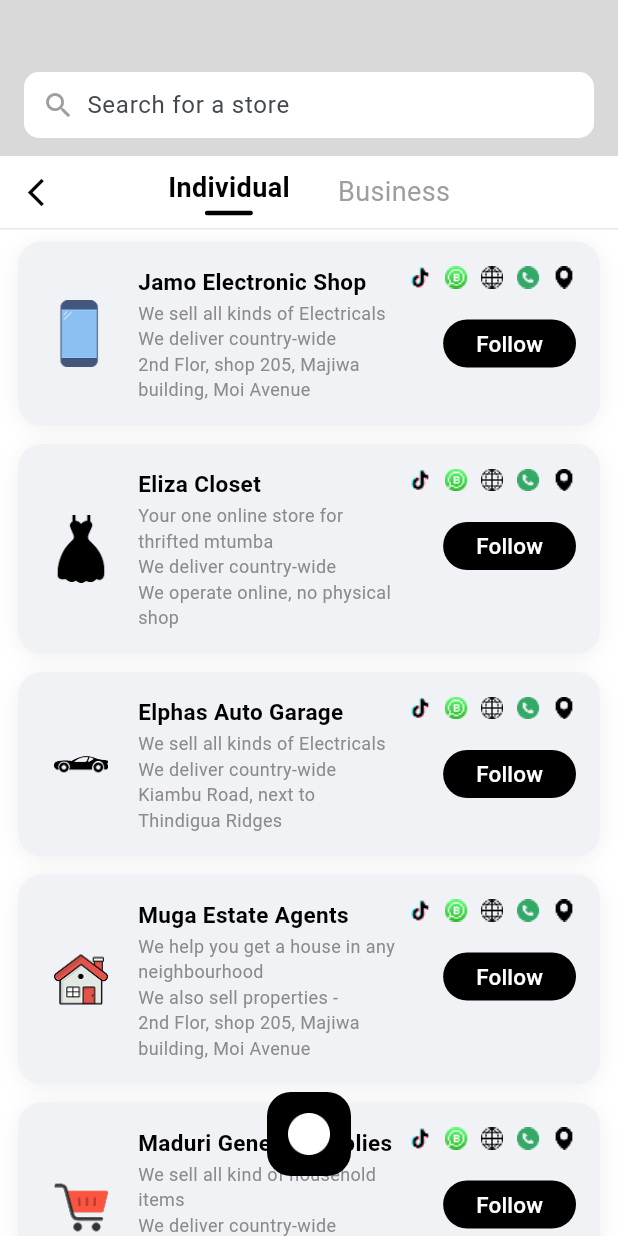
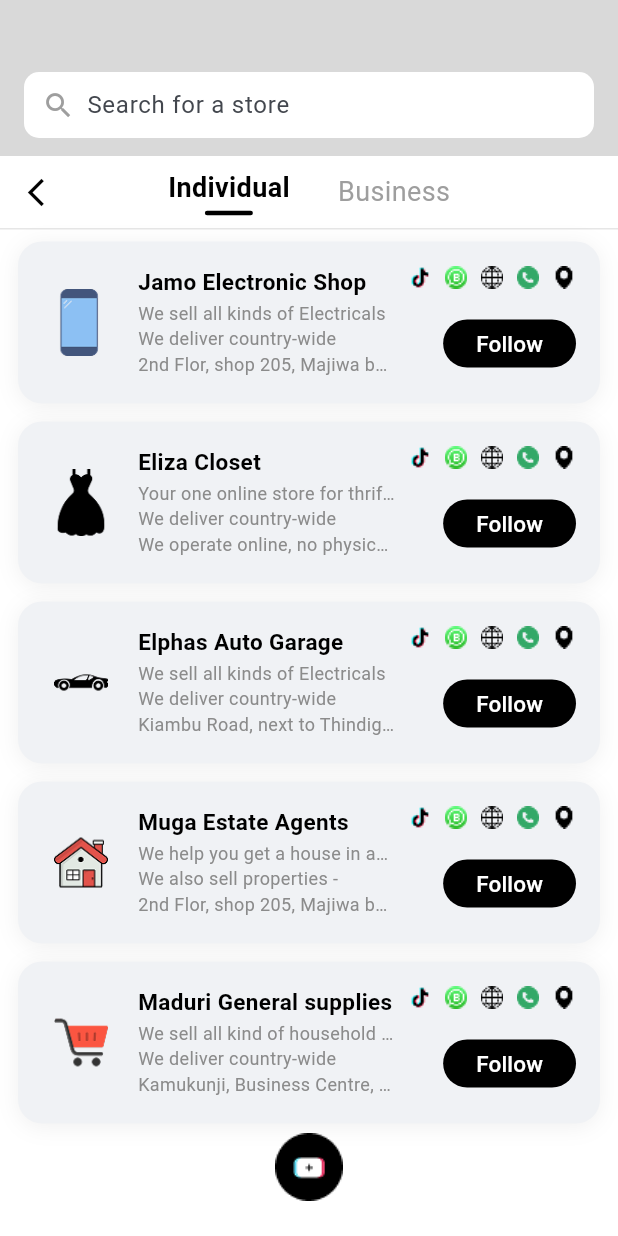
Before and after one commit to Muhoti/ESCROW, a Flutter app: the screen it shows after launch, on a phone screen of 412 x 824 dp. Run offline on Flutter 3.47's test engine with Material 3 defaults, Android fonts, the phone set to English and light mode, and no system bars.

Commit message:
Refactor StoresScreen to use StatefulWidget for dynamic tab navigation, allowing users to switch between Individual and Business store views. Enhance StoreCard display by adding text overflow handling for better UI presentation.

```diff
--- a/lib/components/store_card.dart
+++ b/lib/components/store_card.dart
@@ -78,6 +78,8 @@ class StoreCard extends StatelessWidget {
                                 fontSize: 12,
                                 color: Color(0xFF8B8B8B),
                               ),
+                              maxLines: 1,
+                              overflow: TextOverflow.ellipsis,
                             ),
                             Text(
                               delivery,
@@ -86,6 +88,8 @@ class StoreCard extends StatelessWidget {
                                 fontSize: 12,
                                 color: Color(0xFF8B8B8B),
                               ),
+                              maxLines: 1,
+                              overflow: TextOverflow.ellipsis,
                             ),
                             Text(
                               address,
@@ -94,6 +98,8 @@ class StoreCard extends StatelessWidget {
                                 fontSize: 12,
                                 color: Color(0xFF8B8B8B),
                               ),
+                              maxLines: 1,
+                              overflow: TextOverflow.ellipsis,
                             ),
                           ],
                         ),
--- a/lib/screens/stores_screen.dart
+++ b/lib/screens/stores_screen.dart
@@ -1,8 +1,15 @@
 import 'package:flutter/material.dart';
 import '../components/store_card.dart';
 
-class StoresScreen extends StatelessWidget {
+class StoresScreen extends StatefulWidget {
   const StoresScreen({super.key});
+
+  @override
+  State<StoresScreen> createState() => _StoresScreenState();
+}
+
+class _StoresScreenState extends State<StoresScreen> {
+  int selectedTabIndex = 0; // 0 = Individual, 1 = Business
 
   @override
   Widget build(BuildContext context) {
@@ -71,9 +78,15 @@ class StoresScreen extends StatelessWidget {
                     child: Row(
                       mainAxisAlignment: MainAxisAlignment.center,
                       children: [
-                        _tabItem('Individual', true),
+                        GestureDetector(
+                          onTap: () => setState(() => selectedTabIndex = 0),
+                          child: _tabItem('Individual', selectedTabIndex == 0),
+                        ),
                         const SizedBox(width: 32),
-                        _tabItem('Business', false),
+                        GestureDetector(
+                          onTap: () => setState(() => selectedTabIndex = 1),
+                          child: _tabItem('Business', selectedTabIndex == 1),
+                        ),
                       ],
                     ),
                   ),
@@ -91,13 +104,15 @@ class StoresScreen extends StatelessWidget {
           Expanded(
             child: ListView(
               padding: const EdgeInsets.symmetric(horizontal: 12, vertical: 0),
-              children: [
+              children: selectedTabIndex == 0
+                  ? [
                       StoreCard(
                         leadingImage: 'assets/images/icons/phone.png',
                         name: 'Jamo Electronic Shop',
                         description: 'We sell all kinds of Electricals',
                         delivery: 'We deliver country-wide',
-                  address: '2nd Flor, shop 205, Majiwa building, Moi Avenue',
+                        address:
+                            '2nd Flor, shop 205, Majiwa building, Moi Avenue',
                         iconPaths: [
                           'assets/images/icons/tiktok.png',
                           'assets/images/icons/whatsapp_business.png',
@@ -110,7 +125,8 @@ class StoresScreen extends StatelessWidget {
                       StoreCard(
                         leadingImage: 'assets/images/icons/dress.png',
                         name: 'Eliza Closet',
-                  description: 'Your one online store for thrifted mtumba',
+                        description:
+                            'Your one online store for thrifted mtumba',
                         delivery: 'We deliver country-wide',
                         address: 'We operate online, no physical shop',
                         iconPaths: [
@@ -140,9 +156,11 @@ class StoresScreen extends StatelessWidget {
                       StoreCard(
                         leadingImage: 'assets/images/icons/house.png',
                         name: 'Muga Estate Agents',
-                  description: 'We help you get a house in any neighbourhood',
+                        description:
+                            'We help you get a house in any neighbourhood',
                         delivery: 'We also sell properties -',
-                  address: '2nd Flor, shop 205, Majiwa building, Moi Avenue',
+                        address:
+                            '2nd Flor, shop 205, Majiwa building, Moi Avenue',
                         iconPaths: [
                           'assets/images/icons/tiktok.png',
                           'assets/images/icons/whatsapp_business.png',
@@ -167,21 +185,49 @@ class StoresScreen extends StatelessWidget {
                         ],
                         onFollow: () {},
                       ),
+                    ]
+                  : [
+                      StoreCard(
+                        leadingImage: 'assets/images/icons/bankcards.png',
+                        name: 'Business Bankers',
+                        description: 'Business banking services',
+                        delivery: 'We deliver business solutions',
+                        address: '1st Floor, Business Plaza',
+                        iconPaths: [
+                          'assets/images/icons/tiktok.png',
+                          'assets/images/icons/whatsapp_business.png',
+                          'assets/images/icons/grid.png',
+                          'assets/images/icons/call.png',
+                          'assets/images/icons/location.png',
+                        ],
+                        onFollow: () {},
+                      ),
+                      StoreCard(
+                        leadingImage: 'assets/images/icons/profile.png',
+                        name: 'BizPro Solutions',
+                        description: 'Professional business support',
+                        delivery: 'Nationwide business support',
+                        address: '2nd Floor, Biz Center',
+                        iconPaths: [
+                          'assets/images/icons/tiktok.png',
+                          'assets/images/icons/whatsapp_business.png',
+                          'assets/images/icons/grid.png',
+                          'assets/images/icons/call.png',
+                          'assets/images/icons/location.png',
+                        ],
+                        onFollow: () {},
+                      ),
                     ],
             ),
           ),
         ],
       ),
-      floatingActionButton: Container(
-        margin: const EdgeInsets.only(bottom: 24),
-        child: FloatingActionButton(
-          onPressed: () {},
-          backgroundColor: Colors.black,
-          elevation: 0,
-          child: Image.asset('assets/images/icons/add.png',
-              width: 28, height: 28, color: Colors.white),
+      floatingActionButton: Image.asset(
+          'assets/images/icons/add.png',
+          width: 60,
+          height: 60,
         ),
-      ),
+
       floatingActionButtonLocation: FloatingActionButtonLocation.centerFloat,
     );
   }
```
Lines whose indentation alone changed are shown as unchanged.
